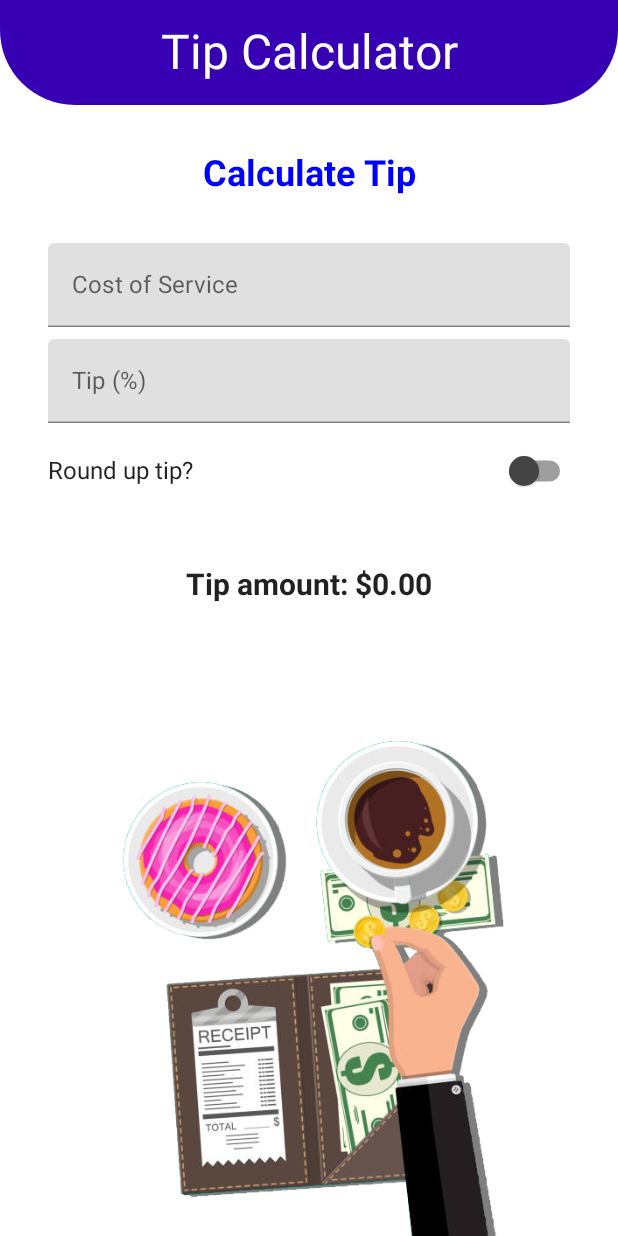
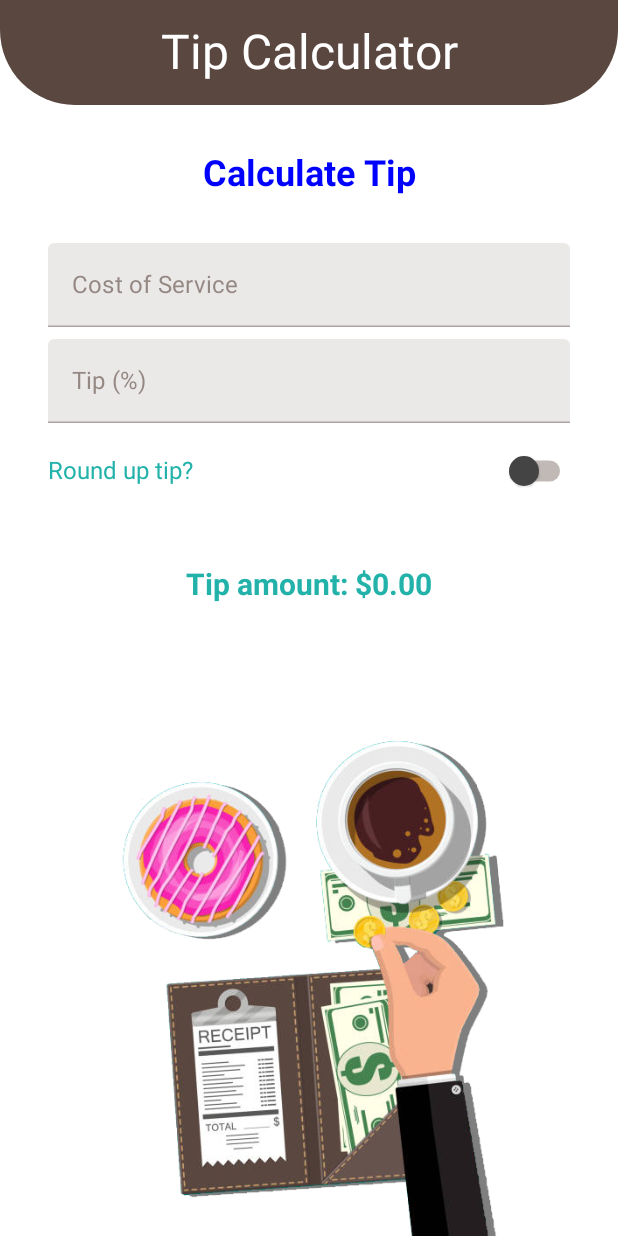
Before and after one commit to gdscjec/TipCalculator, an Android app built with Jetpack Compose: the screen it shows after launch (MainActivity), on a phone screen of 412 x 824 dp. Run offline under Robolectric (Android 15) with nearby library versions, the phone set to English and light mode, and no system bars.

Commit message:
Theme and Colors Updated

```diff
--- a/app/src/main/java/com/agkminds/tipcalculator/ui/theme/Color.kt
+++ b/app/src/main/java/com/agkminds/tipcalculator/ui/theme/Color.kt
@@ -6,3 +6,7 @@ val Purple200 = Color(0xFFBB86FC)
 val Purple500 = Color(0xFF6200EE)
 val Purple700 = Color(0xFF3700B3)
 val Teal200 = Color(0xFF03DAC5)
+
+//  Custom Colors
+val DarkBlue = Color(0xFF01a79d)
+val DarkBrown = Color(0xFF5a4740)
--- a/app/src/main/java/com/agkminds/tipcalculator/ui/theme/Theme.kt
+++ b/app/src/main/java/com/agkminds/tipcalculator/ui/theme/Theme.kt
@@ -14,8 +14,10 @@ private val DarkColorPalette = darkColors(
 
 private val LightColorPalette = lightColors(
     primary = Purple500,
-    primaryVariant = Purple700,
-    secondary = Teal200
+    primaryVariant = DarkBrown,
+    secondary = Teal200,
+    onSurface = DarkBrown,
+    onBackground = DarkBlue
 
     /* Other default colors to override
     background = Color.White,
@@ -30,7 +32,7 @@ private val LightColorPalette = lightColors(
 @Composable
 fun TipCalculatorTheme(
     darkTheme: Boolean = isSystemInDarkTheme(),
-    content: @Composable () -> Unit
+    content: @Composable () -> Unit,
 ) {
     val colors = if (darkTheme) {
         DarkColorPalette
--- a/app/src/main/res/values/colors.xml
+++ b/app/src/main/res/values/colors.xml
@@ -7,4 +7,7 @@
     <color name="teal_700">#FF018786</color>
     <color name="black">#FF000000</color>
     <color name="white">#FFFFFFFF</color>
+
+    <!--    Custom Colors Added-->
+    <color name="dark_brown">#FF5a4740</color>
 </resources>
--- a/app/src/main/res/values/themes.xml
+++ b/app/src/main/res/values/themes.xml
@@ -2,6 +2,6 @@
 <resources>
 
     <style name="Theme.TipCalculator" parent="android:Theme.Material.Light.NoActionBar">
-        <item name="android:statusBarColor">@color/purple_700</item>
+        <item name="android:statusBarColor">@color/dark_brown</item>
     </style>
 </resources>
```
